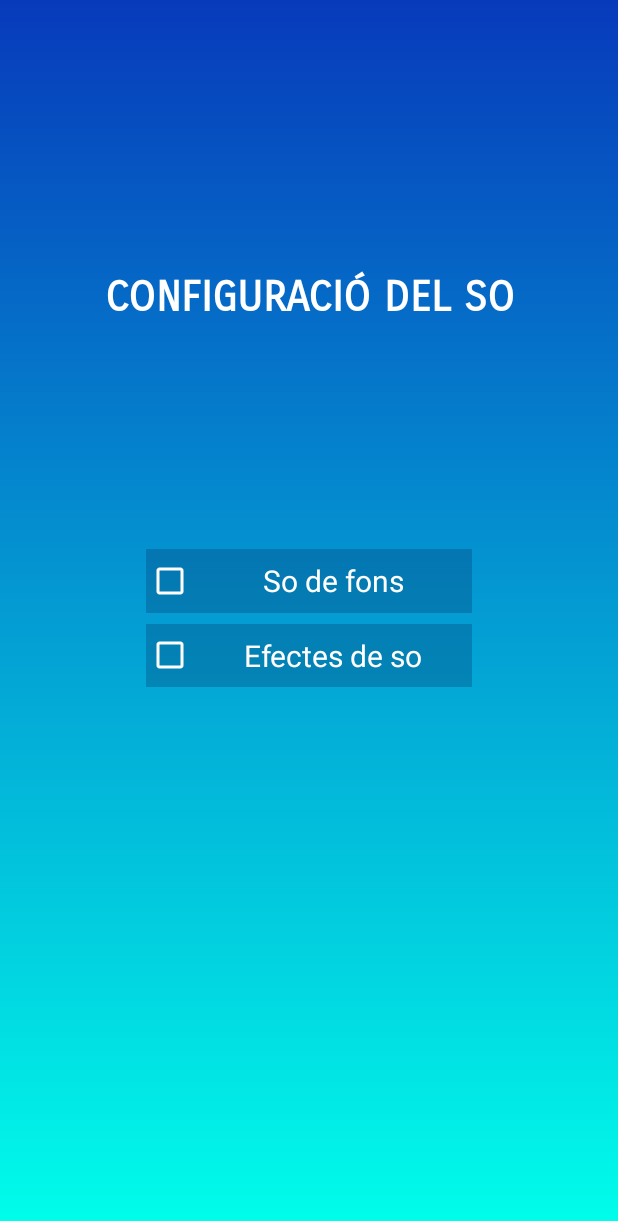
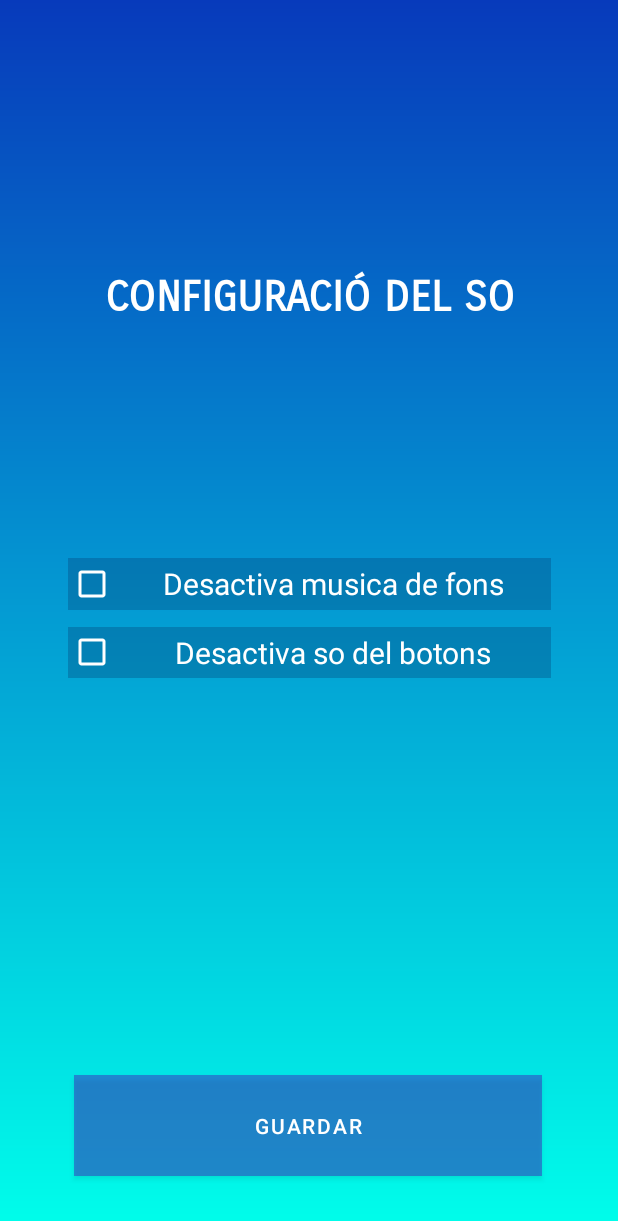
Before and after one commit to GuillemBSK/ArtistesMusicals, an Android app: the MainActivity screen opened directly, with no data from a screen before it, after a tap on "PREFERÈNCIES", on a phone screen of 412 x 824 dp. Shown: the top 1221 px of the screen. Run offline under Robolectric (Android 15) with nearby library versions, the phone set to English and light mode, and no system bars.

Commit message:
Preferències, Pin Azul

```diff
--- a/app/src/main/java/com/example/artistesmusicals/MainActivity.java
+++ b/app/src/main/java/com/example/artistesmusicals/MainActivity.java
@@ -10,15 +10,26 @@ import android.widget.Button;
 
 public class MainActivity extends AppCompatActivity {
     public static MediaPlayer mediaPlayer;
+    private static Boolean soActivat = true;
+
+    public void ActivaSo(Boolean b){
+        mediaPlayer=MediaPlayer.create(this, R.raw.efecteboto);
+        if(b){
+            mediaPlayer.start();
+        }else{
+            mediaPlayer.stop();
+        }
+    }
+
     @Override
     protected void onCreate(Bundle savedInstanceState) {
         super.onCreate(savedInstanceState);
         setContentView(R.layout.activity_main);
-        mediaPlayer=MediaPlayer.create(this, R.raw.efecteboto);
+
         Button btnLocalitatas = (Button) findViewById(R.id.btnLocalitzacions);
         btnLocalitatas.setOnClickListener(new View.OnClickListener() {
             public void onClick(View v) {
-                mediaPlayer.start();
+                ActivaSo(soActivat);
                 Intent myIntent = new Intent(v.getContext(), MapsActivity.class);
                 startActivity(myIntent);
             }
@@ -27,7 +38,7 @@ public class MainActivity extends AppCompatActivity {
         Button btnConcerts = (Button) findViewById(R.id.btnConcerts);
         btnConcerts.setOnClickListener(new View.OnClickListener() {
             public void onClick(View v) {
-                mediaPlayer.start();
+                ActivaSo(soActivat);
                 Intent myIntent2 = new Intent(v.getContext(), Concerts.class);
                 startActivity(myIntent2);
             }
@@ -35,10 +46,18 @@ public class MainActivity extends AppCompatActivity {
         Button prefeBtn = (Button) findViewById(R.id.btnpeferencies);
         prefeBtn.setOnClickListener(new View.OnClickListener() {
             public void onClick(View v){
-                mediaPlayer.start();
+                ActivaSo(soActivat);
                 Intent myIntent3 = new Intent(v.getContext(), Preferencies.class);
                 startActivity(myIntent3);
             }
         });
     }
+
+    public static void setSoActivat(Boolean b) {
+        soActivat = b;
+    }
+
+    public static Boolean getSoActivat() {
+        return soActivat;
+    }
 }
--- a/app/src/main/java/com/example/artistesmusicals/MapsActivity.java
+++ b/app/src/main/java/com/example/artistesmusicals/MapsActivity.java
@@ -25,14 +25,11 @@ public class MapsActivity extends FragmentActivity implements OnMapReadyCallback
         }
     }
 
-    /**
-     * Marcador a l'institut Jaume Huguet
-     */
     @Override
     public void onMapReady(GoogleMap googleMap) {
 
         LatLng institut = new LatLng(41.289558967903304, 1.2459889876953898);
-        googleMap.addMarker(new MarkerOptions().position(institut).title("Jaume Huguet").icon(BitmapDescriptorFactory.fromResource(R.drawable.pin)));
+        googleMap.addMarker(new MarkerOptions().position(institut).title("Jaume Huguet").icon(BitmapDescriptorFactory.fromResource(R.drawable.pin_azul)));
 
         LatLng madrid = new LatLng(40.4167047, -3.7035825);
         googleMap.addMarker(new MarkerOptions().position(madrid).title("Madrid").icon(BitmapDescriptorFactory.fromResource(R.drawable.pin)));
--- a/app/src/main/java/com/example/artistesmusicals/Preferencies.java
+++ b/app/src/main/java/com/example/artistesmusicals/Preferencies.java
@@ -1,6 +1,8 @@
 package com.example.artistesmusicals;
 
+import android.content.Intent;
 import android.os.Bundle;
+import android.preference.PreferenceManager;
 import android.view.View;
 import android.widget.Button;
 import android.widget.CheckBox;
@@ -9,21 +11,31 @@ import android.widget.CompoundButton;
 import androidx.appcompat.app.AppCompatActivity;
 
 public class Preferencies extends AppCompatActivity {
+
     protected void onCreate(Bundle savedInstanceState) {
         super.onCreate(savedInstanceState);
         setContentView(R.layout.preferencies);
 
+        CheckBox sofons= (CheckBox) findViewById(R.id.checkBox);
+        CheckBox efectesso= (CheckBox) findViewById(R.id.checkBox2);
+
+        boolean checked = PreferenceManager.getDefaultSharedPreferences(this)
+                .getBoolean("checkBox1", false);
+        sofons.setChecked(checked);
+        efectesso.setChecked(checked);
+
+        Button btnGuardaPreferencies = findViewById(R.id.btnGuardaPreferencies);
+        btnGuardaPreferencies.setOnClickListener(new View.OnClickListener() {
+            public void onClick(View v){
+                if(sofons.isChecked()==true) {
+                    MainActivity.setSoActivat(false);
+                }else{
+                    MainActivity.setSoActivat(true);
+                }
+                finish();
+            }
+        });
     }
-    //CheckBox sofons= (CheckBox) findViewById(R.id.checkBox);
-    //CheckBox efectesso= (CheckBox) findViewById(R.id.checkBox2);
-    public void onCheckedChanged() {
-        /**
-        if (sofons.isChecked()==true) {
-            Concerts.mediaPlayer2.stop();
-        }
-        if (efectesso.isChecked()==true) {
-            MainActivity.mediaPlayer.stop();
-        }
-         **/
-    }
+
+
 }
--- a/app/src/main/res/layout/preferencies.xml
+++ b/app/src/main/res/layout/preferencies.xml
@@ -5,6 +5,19 @@
     android:layout_width="match_parent"
     android:layout_height="match_parent"
     android:background="@drawable/background">
+
+    <Button
+        android:id="@+id/btnGuardaPreferencies"
+        android:layout_width="312dp"
+        android:layout_height="67dp"
+        android:background="#66000000"
+        android:text="Guardar"
+        app:layout_constraintBottom_toBottomOf="parent"
+        app:layout_constraintEnd_toEndOf="parent"
+        app:layout_constraintHorizontal_bias="0.494"
+        app:layout_constraintStart_toStartOf="parent"
+        app:layout_constraintTop_toTopOf="parent"
+        app:layout_constraintVertical_bias="0.947" />
 
     <TextView
         android:id="@+id/titolConfiguracio"
@@ -27,8 +40,8 @@
 
     <LinearLayout
         android:id="@+id/linearLayout2"
-        android:layout_width="217dp"
-        android:layout_height="92dp"
+        android:layout_width="322dp"
+        android:layout_height="80dp"
         android:orientation="vertical"
         app:layout_constraintBottom_toBottomOf="parent"
         app:layout_constraintEnd_toEndOf="parent"
@@ -43,7 +56,7 @@
             android:background="#50063970"
             android:buttonTint="#FFFFFF"
             android:gravity="center|center_horizontal"
-            android:text="So de fons"
+            android:text="Desactiva musica de fons"
             android:textColor="#ffffff"
             android:textSize="20sp" />
 
@@ -60,7 +73,7 @@
             android:background="#50063970"
             android:buttonTint="#FFFFFF"
             android:gravity="center|center_horizontal"
-            android:text="Efectes de so"
+            android:text="Desactiva so del botons"
             android:textColor="#ffffff"
             android:textSize="20sp" />
     </LinearLayout>
```
Also changed, not shown: app/src/main/java/com/example/artistesmusicals/Concerts.java (+15 -1 lines), app/src/main/res/layout/concerts.xml (+22 -4 lines), app/src/main/res/drawable-v24/pin_azul.png (added).
